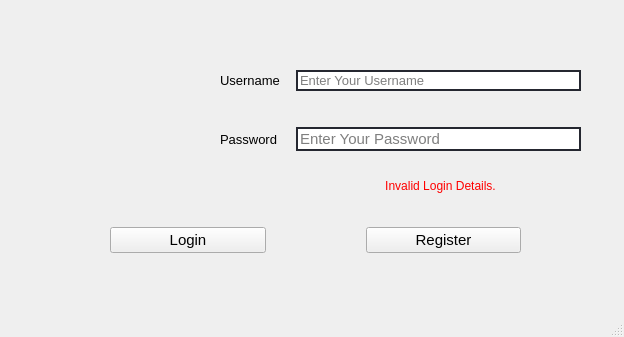
Above: UI/Login_Window.ui from Pramodsheoran599/IRIS before the change. Below: the same form after it.
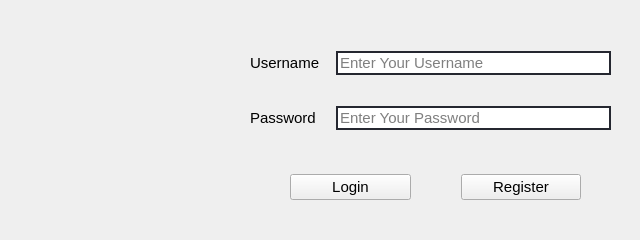
That is the form after the change. Icons and pictures are not drawn.

The edit to the form file:
```diff
--- a/UI/Login_Window.ui
+++ b/UI/Login_Window.ui
@@ -6,8 +6,8 @@
    <rect>
     <x>0</x>
     <y>0</y>
-    <width>624</width>
-    <height>337</height>
+    <width>640</width>
+    <height>240</height>
    </rect>
   </property>
   <property name="font">
@@ -35,44 +35,28 @@
 }</string>
   </property>
   <widget class="QWidget" name="centralwidget">
-   <widget class="QLabel" name="Logo">
-    <property name="geometry">
-     <rect>
-      <x>40</x>
-      <y>40</y>
-      <width>151</width>
-      <height>131</height>
-     </rect>
-    </property>
-    <property name="text">
-     <string/>
-    </property>
-    <property name="pixmap">
-     <pixmap>Images/Logo_rc.png</pixmap>
-    </property>
-    <property name="scaledContents">
-     <bool>true</bool>
-    </property>
-   </widget>
    <widget class="QWidget" name="horizontalLayoutWidget">
     <property name="geometry">
      <rect>
-      <x>110</x>
-      <y>200</y>
-      <width>411</width>
-      <height>81</height>
+      <x>270</x>
+      <y>160</y>
+      <width>331</width>
+      <height>55</height>
      </rect>
     </property>
     <layout class="QHBoxLayout" name="Button_Layout">
      <property name="spacing">
-      <number>100</number>
+      <number>50</number>
      </property>
      <property name="leftMargin">
-      <number>0</number>
+      <number>20</number>
      </property>
      <property name="topMargin">
       <number>0</number>
      </property>
+     <property name="rightMargin">
+      <number>20</number>
+     </property>
      <item>
       <widget class="QPushButton" name="Login_Button">
        <property name="font">
@@ -143,22 +127,28 @@
    <widget class="QWidget" name="gridLayoutWidget">
     <property name="geometry">
      <rect>
-      <x>220</x>
+      <x>250</x>
       <y>40</y>
       <width>361</width>
-      <height>141</height>
+      <height>101</height>
      </rect>
     </property>
     <layout class="QGridLayout" name="Input_Layout">
+     <property name="sizeConstraint">
+      <enum>QLayout::SetNoConstraint</enum>
+     </property>
      <property name="horizontalSpacing">
       <number>16</number>
      </property>
+     <property name="verticalSpacing">
+      <number>20</number>
+     </property>
      <item row="0" column="0">
       <widget class="QLabel" name="Username_Label">
        <property name="font">
         <font>
          <family>Segoe UI</family>
-         <pointsize>10</pointsize>
+         <pointsize>11</pointsize>
         </font>
        </property>
        <property name="text">
@@ -199,7 +189,7 @@
        <property name="font">
         <font>
          <family>Segoe UI</family>
-         <pointsize>10</pointsize>
+         <pointsize>11</pointsize>
         </font>
        </property>
        <property name="text">
@@ -212,7 +202,7 @@
        <property name="font">
         <font>
          <family>Segoe UI</family>
-         <pointsize>10</pointsize>
+         <pointsize>11</pointsize>
         </font>
        </property>
        <property name="styleSheet">
@@ -234,52 +224,26 @@
      </item>
     </layout>
    </widget>
-   <widget class="QLabel" name="Invalid_Label">
-    <property name="enabled">
-     <bool>true</bool>
-    </property>
+   <widget class="QLabel" name="Logo">
     <property name="geometry">
      <rect>
-      <x>350</x>
-      <y>170</y>
+      <x>40</x>
+      <y>30</y>
       <width>181</width>
-      <height>31</height>
+      <height>181</height>
      </rect>
     </property>
-    <property name="font">
-     <font>
-      <family>Segoe UI</family>
-      <pointsize>9</pointsize>
-     </font>
-    </property>
-    <property name="styleSheet">
-     <string notr="true">QLabel
-{
-	color: rgb(255,0,0);
-}</string>
-    </property>
-    <property name="inputMethodHints">
-     <set>Qt::ImhHiddenText</set>
-    </property>
     <property name="text">
-     <string>Invalid Login Details.</string>
+     <string/>
     </property>
-    <property name="alignment">
-     <set>Qt::AlignCenter</set>
+    <property name="pixmap">
+     <pixmap>Images/Logo_rc.png</pixmap>
+    </property>
+    <property name="scaledContents">
+     <bool>true</bool>
     </property>
    </widget>
   </widget>
-  <widget class="QMenuBar" name="menubar">
-   <property name="geometry">
-    <rect>
-     <x>0</x>
-     <y>0</y>
-     <width>624</width>
-     <height>26</height>
-    </rect>
-   </property>
-  </widget>
-  <widget class="QStatusBar" name="statusbar"/>
  </widget>
  <resources/>
  <connections/>
```
Left out of the diff: 56 changed lines with no effect on the pictures.
